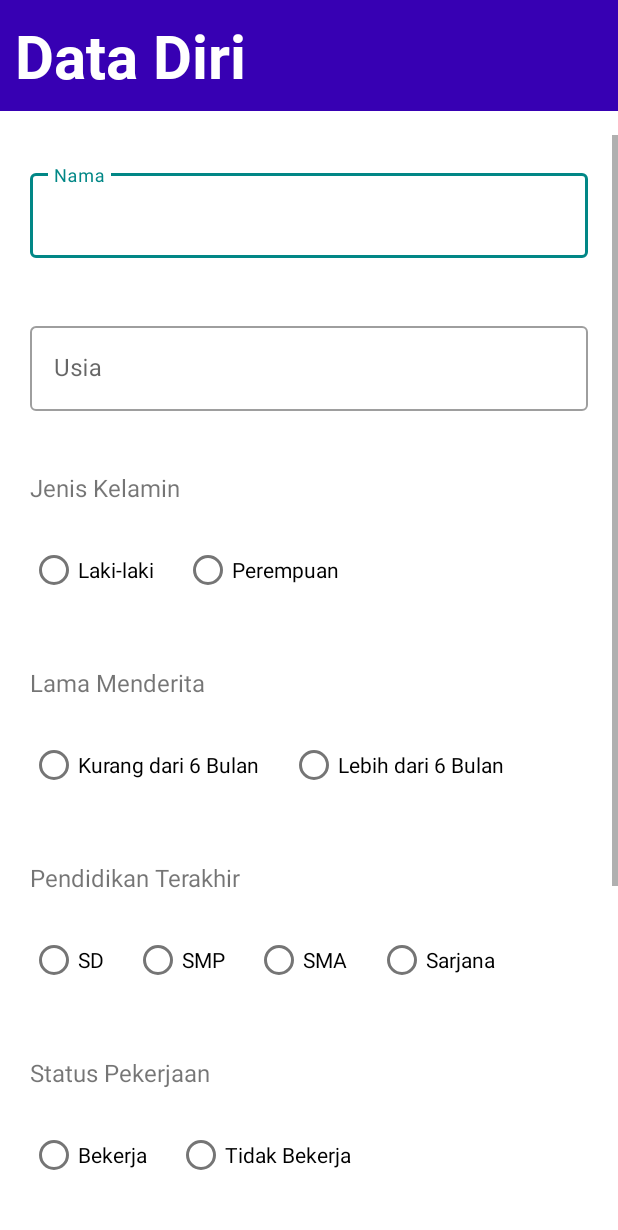
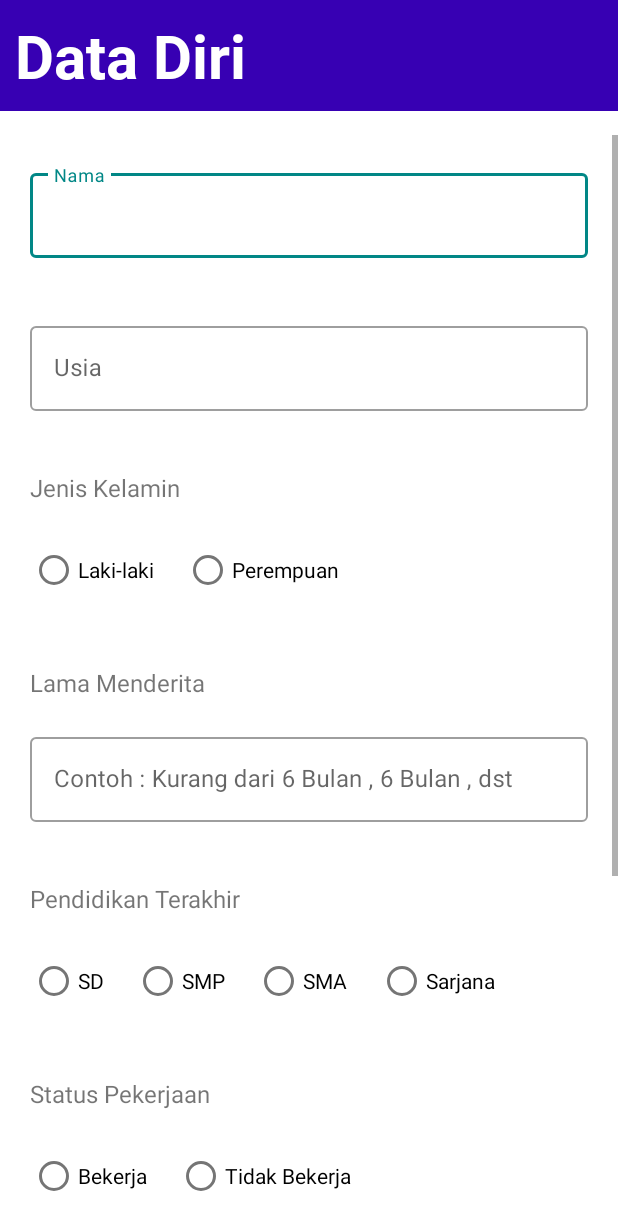
Before and after one commit to Fatkhur92/app-doseingat, an Android app: the Data_Diri screen opened directly, with no data from a screen before it, on a phone screen of 412 x 824 dp. Shown: the top 1230 px of the screen. Run offline under Robolectric (Android 15) with nearby library versions, the phone set to English and light mode, and no system bars; our stand-ins replace Firebase (no records; nobody signed in at launch, a user with empty details on screens opened directly); Roboto replaces fonts that are not available here.

Commit message:
minor update

```diff
--- a/app/build.gradle
+++ b/app/build.gradle
@@ -10,7 +10,7 @@ android {
     defaultConfig {
         applicationId "com.satyajitghosh.mediclock"
         minSdk 26
-        targetSdk 35
+        targetSdk 30
         versionCode 11
         versionName "2.0"
 
--- a/app/src/main/java/com/satyajitghosh/mediclock/Data_Diri.java
+++ b/app/src/main/java/com/satyajitghosh/mediclock/Data_Diri.java
@@ -23,8 +23,8 @@ import java.util.Map;
 
 public class Data_Diri extends AppCompatActivity {
 
-    private TextInputLayout nameInput, usiaInput, tekananDarahInput, notelInput;
-    private RadioGroup kelaminRadioGroup, durasiRadioGroup, pendidikanRadioGroup, pekerjaanRadioGroup;
+    private TextInputLayout nameInput, usiaInput, tekananDarahInput, notelInput, durasiTextInput;
+    private RadioGroup kelaminRadioGroup, pendidikanRadioGroup, pekerjaanRadioGroup;
     private Button submitButton;
 
     private FirebaseDatabase mDatabase;
@@ -45,7 +45,7 @@ public class Data_Diri extends AppCompatActivity {
 
         // Initialize RadioGroups
         kelaminRadioGroup = findViewById(R.id.kelamin);
-        durasiRadioGroup = findViewById(R.id.durasi);
+        durasiTextInput = findViewById(R.id.durasi);
         pendidikanRadioGroup = findViewById(R.id.pendidikan);
         pekerjaanRadioGroup = findViewById(R.id.status_pekerjaan);
         submitButton = findViewById(R.id.simpan_button);
@@ -59,14 +59,12 @@ public class Data_Diri extends AppCompatActivity {
         String usia = usiaInput.getEditText().getText().toString().trim();
         String tekananDarah = tekananDarahInput.getEditText().getText().toString().trim();
         String notel = notelInput.getEditText().getText().toString().trim();
+        String durasi = durasiTextInput.getEditText().getText().toString().trim();
 
         // Get selected gender
         int selectedKelaminId = kelaminRadioGroup.getCheckedRadioButtonId();
         String kelamin = selectedKelaminId != -1 ? ((RadioButton) findViewById(selectedKelaminId)).getText().toString() : "";
 
-        // Get selected disease duration
-        int selectedDurasiId = durasiRadioGroup.getCheckedRadioButtonId();
-        String durasi = selectedDurasiId != -1 ? ((RadioButton) findViewById(selectedDurasiId)).getText().toString() : "";
 
         // Get selected education
         int selectedPendidikanId = pendidikanRadioGroup.getCheckedRadioButtonId();
--- a/app/src/main/java/com/satyajitghosh/mediclock/kuisioner.java
+++ b/app/src/main/java/com/satyajitghosh/mediclock/kuisioner.java
@@ -6,11 +6,13 @@ import android.widget.Button;
 import android.widget.RadioButton;
 import android.widget.RadioGroup;
 import android.widget.Toast;
+import android.content.Intent;
 
 import androidx.appcompat.app.AppCompatActivity;
 
 import com.google.firebase.database.DatabaseReference;
 import com.google.firebase.database.FirebaseDatabase;
+import com.satyajitghosh.mediclock.MainActivity;
 
 public class kuisioner extends AppCompatActivity {
 
@@ -66,6 +68,8 @@ public class kuisioner extends AppCompatActivity {
         kuisionerRef.setValue(kuisionerData).addOnCompleteListener(task -> {
             if (task.isSuccessful()) {
                 Toast.makeText(kuisioner.this, "Kuisioner data saved successfully", Toast.LENGTH_SHORT).show();
+                Intent intent = new Intent(kuisioner.this, MainActivity.class);
+                startActivity(intent);
                 finish();
             } else {
                 Toast.makeText(kuisioner.this, "Failed to save data: " + task.getException().getMessage(), Toast.LENGTH_SHORT).show();
--- a/app/src/main/res/layout/activity_datadiri.xml
+++ b/app/src/main/res/layout/activity_datadiri.xml
@@ -105,7 +105,21 @@
                 android:text="Lama Menderita"
                 android:textSize="16sp"/>
 
-            <RadioGroup
+                <com.google.android.material.textfield.TextInputLayout
+                android:id="@+id/durasi"
+                style="@style/Widget.MaterialComponents.TextInputLayout.OutlinedBox"
+                android:layout_width="match_parent"
+                android:layout_height="wrap_content"
+                android:layout_margin="20dp"
+                android:hint="Contoh : Kurang dari 6 Bulan , 6 Bulan , dst">
+                <com.google.android.material.textfield.TextInputEditText
+                    android:layout_width="match_parent"
+                    android:layout_height="wrap_content"
+                    android:inputType="text"
+                    />
+            </com.google.android.material.textfield.TextInputLayout>
+
+            <!-- <RadioGroup
                 android:id="@+id/durasi"
                 android:layout_width="match_parent"
                 android:layout_height="wrap_content"
@@ -122,7 +136,7 @@
                     android:layout_height="wrap_content"
                     android:layout_marginStart="20dp"
                     android:text="Lebih dari 6 Bulan"/>
-            </RadioGroup>
+            </RadioGroup> -->
 
             <!-- Pendidikan Terakhir -->
             <TextView
@@ -214,7 +228,10 @@
                 <com.google.android.material.textfield.TextInputEditText
                     android:layout_width="match_parent"
                     android:layout_height="wrap_content"
-                    android:inputType="number"/>
+
+                    android:inputType="number|text"
+                    android:digits="0123456789/"
+                    />
             </com.google.android.material.textfield.TextInputLayout>
 
             <!-- Nomor Telepon -->
--- a/app/src/main/res/layout/activity_main.xml
+++ b/app/src/main/res/layout/activity_main.xml
@@ -55,6 +55,8 @@
         android:layout_width="0dp"
         android:layout_height="wrap_content"
         android:layout_marginTop="16dp"
+        android:layout_marginStart="32dp"
+        android:layout_marginEnd="32dp"
         android:text="Login"
         app:layout_constraintEnd_toEndOf="parent"
         app:layout_constraintStart_toStartOf="parent"
--- a/app/src/main/res/layout/activity_registrasi.xml
+++ b/app/src/main/res/layout/activity_registrasi.xml
@@ -94,6 +94,8 @@
         android:id="@+id/register_button"
         android:layout_width="0dp"
         android:layout_height="wrap_content"
+        android:layout_marginStart="32dp"
+        android:layout_marginEnd="32dp"
         android:text="Register"
         app:layout_constraintEnd_toEndOf="parent"
         app:layout_constraintStart_toStartOf="parent"
```
